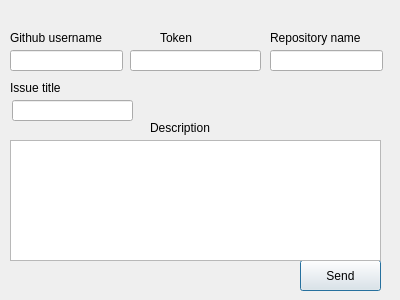
This is Client/issuecreator.ui in ToshUxanoff/P2P-Chat as Qt 5 draws it before an edit. The edited form follows.
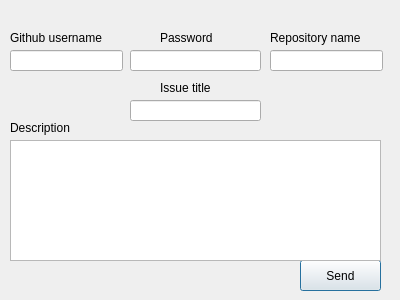
This is the edited form.

```diff
--- a/Client/issuecreator.ui
+++ b/Client/issuecreator.ui
@@ -58,9 +58,9 @@
   <widget class="QLineEdit" name="TitleEdit">
    <property name="geometry">
     <rect>
-     <x>12</x>
+     <x>130</x>
      <y>100</y>
-     <width>121</width>
+     <width>131</width>
      <height>21</height>
     </rect>
    </property>
@@ -101,7 +101,7 @@
     </rect>
    </property>
    <property name="text">
-    <string>Token</string>
+    <string>Password</string>
    </property>
   </widget>
   <widget class="QLabel" name="label_3">
@@ -130,9 +130,9 @@
   <widget class="QLabel" name="label_4">
    <property name="geometry">
     <rect>
-     <x>10</x>
+     <x>160</x>
      <y>80</y>
-     <width>131</width>
+     <width>61</width>
      <height>16</height>
     </rect>
    </property>
@@ -143,7 +143,7 @@
   <widget class="QLabel" name="label_5">
    <property name="geometry">
     <rect>
-     <x>150</x>
+     <x>10</x>
      <y>120</y>
      <width>81</width>
      <height>16</height>
@@ -156,8 +156,8 @@
   <widget class="QLabel" name="statusLabel">
    <property name="geometry">
     <rect>
-     <x>190</x>
-     <y>95</y>
+     <x>50</x>
+     <y>260</y>
      <width>181</width>
      <height>21</height>
     </rect>
```
